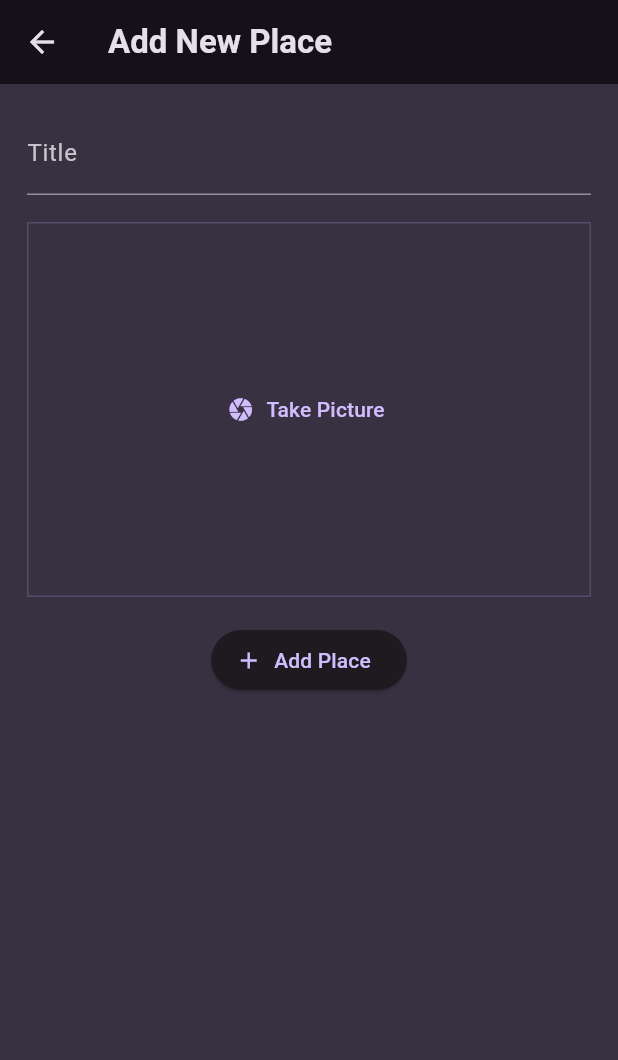
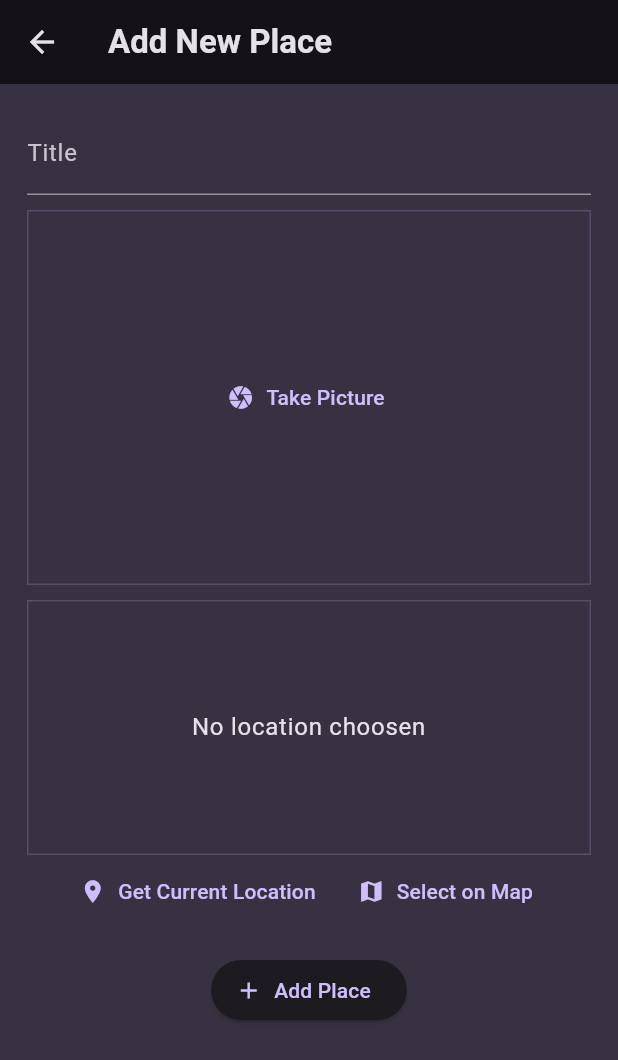
Before and after one commit to SimranNadaf/Favorite_places_app, a Flutter app: the AddPlaceScreen screen opened directly, on a phone screen of 412 x 824 dp. Shown: the top 1060 px of the screen. Run offline on Flutter 3.47's test engine with Material 3 defaults, Android fonts, the phone set to English and light mode, and no system bars; our stand-ins replace flutter_riverpod, google_fonts, google_maps_flutter, image_picker, location, sqflite; accounts and stored records are empty.

Commit message:
added static map for currect location, stroing data in mobile strorage

```diff
--- a/lib/models/place.dart
+++ b/lib/models/place.dart
@@ -1,12 +1,26 @@
 import 'package:uuid/uuid.dart';
+import 'dart:io';
 
 const uuid = Uuid();
 
-class Place{
+class PlaceLocation {
+  const PlaceLocation({
+    required this.latitude,
+    required this.longitude,
+    required this.address,
+  });
 
-Place({required this.title}) : id = uuid.v4();
+  final double latitude;
+  final double longitude;
+  final String address;
+}
 
-final String id;
-final String title;
+class Place {
+  Place({required this.title, required this.image, required this.location, String? id})
+      : id = id ?? uuid.v4();
 
+  final String id;
+  final String title;
+  final File image;
+  final PlaceLocation location;
 }
--- a/lib/screens/add_place.dart
+++ b/lib/screens/add_place.dart
@@ -1,7 +1,10 @@
+import 'package:favorite_places/models/place.dart';
 import 'package:favorite_places/widgets/image_input.dart';
+import 'package:favorite_places/widgets/location_input.dart';
 import 'package:flutter/material.dart';
 import 'package:flutter_riverpod/flutter_riverpod.dart';
 import 'package:favorite_places/providers/user_places.dart';
+import 'dart:io';
 
 class AddPlaceScreen extends ConsumerStatefulWidget {
   const AddPlaceScreen({super.key});
@@ -13,13 +16,15 @@
 
 class _AddPlaceScreenState extends ConsumerState<AddPlaceScreen> {
   final _titleController = TextEditingController();
+  PlaceLocation? _selectedLocation;
+  File? _selectedImage;
 
   void _savePlace() {
     final enteredTitle = _titleController.text;
-    if (enteredTitle.isEmpty) {
+    if (enteredTitle.isEmpty || _selectedImage == null || _selectedLocation == null) {
       return;
     }
-    ref.read(userPlacesProvider.notifier).addPlace(enteredTitle);
+    ref.read(userPlacesProvider.notifier).addPlace(enteredTitle, _selectedImage!, _selectedLocation!);
     Navigator.of(context).pop();
   }
 
@@ -47,9 +52,17 @@
               ),
             ),
             const SizedBox(
-              height: 18,
+              height: 10,
             ),
-            const ImageInput(),
+            ImageInput(onSelectedImage: (selectedImage) {
+              _selectedImage = selectedImage;
+            },),
+            const SizedBox(
+              height: 10,
+            ),
+            LocationInput(onSelectedLocation: (location) {
+              _selectedLocation = location;
+            },),
             const SizedBox(
               height: 18,
             ),
--- a/lib/widgets/image_input.dart
+++ b/lib/widgets/image_input.dart
@@ -1,7 +1,11 @@
 import 'package:flutter/material.dart';
+import 'dart:io';
+import 'package:image_picker/image_picker.dart';
 
 class ImageInput extends StatefulWidget {
-  const ImageInput({super.key});
+  const ImageInput({super.key, required this.onSelectedImage});
+
+  final void Function(File image) onSelectedImage;
 
   @override
   State<ImageInput> createState() {
@@ -10,26 +14,50 @@
 }
 
 class _ImageInputState extends State<ImageInput> {
-
-  void _takePicture(){
-
+  File? _selectedImage;
+  void _takePicture() async {
+    final imagePicker = ImagePicker();
+    final pickedImage = await imagePicker.pickImage(source: ImageSource.camera);
+    if (pickedImage == null) {
+      return;
+    }
+    setState(() {
+    _selectedImage = File(pickedImage.path);
+    });
+    widget.onSelectedImage(_selectedImage!);
   }
 
   @override
   Widget build(BuildContext context) {
+    Widget content = TextButton.icon(
+      onPressed: _takePicture,
+      icon: const Icon(Icons.camera),
+      label: const Text("Take Picture"),
+    );
+
+    if (_selectedImage != null) {
+      content = GestureDetector(
+        onTap: _takePicture,
+        child: Image.file(
+          _selectedImage!,
+          fit: BoxFit.cover,
+          height: double.infinity,
+          width: double.infinity,
+        ),
+      );
+    }
+
     return Container(
       decoration: BoxDecoration(
-        border:
-            Border.all(width: 1, color: Theme.of(context).colorScheme.primary.withOpacity(0.2),),
+        border: Border.all(
+          width: 1,
+          color: Theme.of(context).colorScheme.primary.withOpacity(0.2),
+        ),
       ),
       height: 250,
       width: double.infinity,
       alignment: Alignment.center,
-      child: TextButton.icon(
-        onPressed: _takePicture,
-        icon: const Icon(Icons.camera),
-        label: const Text("Take Picture"),
-      ),
+      child: content,
     );
   }
 }
--- /dev/null
+++ b/lib/widgets/location_input.dart
@@ -0,0 +1,159 @@
+import 'dart:convert';
+
+import 'package:favorite_places/models/place.dart';
+import 'package:favorite_places/screens/map.dart';
+import 'package:flutter/material.dart';
+import 'package:google_maps_flutter/google_maps_flutter.dart';
+import 'package:location/location.dart';
+import 'package:http/http.dart' as http;
+
+class LocationInput extends StatefulWidget {
+  const LocationInput({super.key, required this.onSelectedLocation});
+
+  final Function(PlaceLocation location) onSelectedLocation;
+
+  @override
+  State<LocationInput> createState() {
+    return _LocationInputState();
+  }
+}
+
+class _LocationInputState extends State<LocationInput> {
+  PlaceLocation? _pickedLocation;
+  var _isGettingLocation = false;
+
+  String get LocationImage {
+    if (_pickedLocation == null) {
+      return '';
+    }
+    final lat = _pickedLocation!.latitude;
+    final lng = _pickedLocation!.longitude;
+    return 'https://maps.googleapis.com/maps/api/staticmap?center=$lat,$lng=&zoom=16&size=600x300&maptype=roadmap&markers=color:red%7ClabelA:S%7C$lat,$lng&key=AIzaSyB41DRUbKWJHPxaFjMAwdrzWzbVKartNGg';
+  }
+
+  void _saveLocation(latitude, longitude) async {
+     setState(() {
+      _pickedLocation =
+          PlaceLocation(latitude: latitude, longitude: longitude, address: "");
+      _isGettingLocation = false;
+    });
+
+    widget.onSelectedLocation(_pickedLocation!);
+
+    final url = Uri.parse(
+        'https://maps.googleapis.com/maps/api/geocode/json?latlng=$latitude,$longitude&key=AIzaSyB41DRUbKWJHPxaFjMAwdrzWzbVKartNGg');
+    final response = await http.get(url);
+    final resData = json.decode(response.body);
+    final address = resData["results"][0]["formatted_address"];
+    print(address);
+
+    // setState(() {
+    //   _pickedLocation =
+    //       PlaceLocation(latitude: lat, longitude: lng, address: address);
+    //   _isGettingLocation = false;
+    // });
+  }
+
+  void _getCurrentLocation() async {
+    Location location = Location();
+
+    bool serviceEnabled;
+    PermissionStatus permissionGranted;
+    LocationData locationData;
+
+    serviceEnabled = await location.serviceEnabled();
+    if (!serviceEnabled) {
+      serviceEnabled = await location.requestService();
+      if (!serviceEnabled) {
+        return;
+      }
+    }
+
+    permissionGranted = await location.hasPermission();
+    if (permissionGranted == PermissionStatus.denied) {
+      permissionGranted = await location.requestPermission();
+      if (permissionGranted != PermissionStatus.granted) {
+        return;
+      }
+    }
+
+    setState(() {
+      _isGettingLocation = true;
+    });
+
+    locationData = await location.getLocation();
+
+    final lat = locationData.latitude;
+    final lng = locationData.longitude;
+
+    if (lat == null || lng == null) {
+      return;
+    }
+
+    _saveLocation(lat, lng);
+
+  }
+
+  void _selectedOnMap() async{
+    final pickedLocation = await Navigator.of(context).push<LatLng>(MaterialPageRoute(builder: (ctx) => MapScreen()));
+    if(pickedLocation == null){
+      return;
+    }
+    _saveLocation(pickedLocation.latitude, pickedLocation.longitude);
+  }
+
+  @override
+  Widget build(BuildContext context) {
+    Widget previewContainer = Text(
+      "No location choosen",
+      textAlign: TextAlign.center,
+      style: Theme.of(context).textTheme.bodyLarge!.copyWith(
+            color: Theme.of(context).colorScheme.onBackground,
+          ),
+    );
+
+    if (_pickedLocation != null) {
+      previewContainer = Image.network(
+        LocationImage,
+        fit: BoxFit.cover,
+        height: double.infinity,
+        width: double.infinity,
+      );
+    }
+
+    if (_isGettingLocation) {
+      previewContainer = const CircularProgressIndicator();
+    }
+    return Column(
+      children: [
+        Container(
+          height: 170,
+          width: double.infinity,
+          alignment: Alignment.center,
+          decoration: BoxDecoration(
+            border: Border.all(
+              width: 1,
+              color: Theme.of(context).colorScheme.primary.withOpacity(0.2),
+            ),
+          ),
+          child: previewContainer,
+        ),
+        Row(
+          mainAxisAlignment: MainAxisAlignment.center,
+          children: [
+            TextButton.icon(
+              onPressed: _getCurrentLocation,
+              label: const Text("Get Current Location"),
+              icon: const Icon(Icons.location_on),
+            ),
+            TextButton.icon(
+              onPressed: _selectedOnMap,
+              label: const Text("Select on Map"),
+              icon: const Icon(Icons.map),
+            ),
+          ],
+        )
+      ],
+    );
+  }
+}
--- a/pubspec.yaml
+++ b/pubspec.yaml
@@ -39,6 +39,12 @@
   uuid: ^4.4.2
   flutter_riverpod: ^2.5.1
   image_picker: ^1.1.2
+  location: ^7.0.0
+  http: ^1.2.2
+  google_maps_flutter: ^2.9.0
+  path_provider: ^2.1.4
+  path: ^1.9.0
+  sqflite: ^2.3.3+1
 
 dev_dependencies:
   flutter_test:
```
Also changed, not shown: lib/providers/user_places.dart (+55 -4 lines), lib/screens/map.dart (added, +60 -0 lines), lib/screens/place_detail.dart (+62 -7 lines), lib/screens/places.dart (+24 -3 lines), lib/widgets/places_list.dart (+10 -0 lines), lib/main.dart (line endings or trailing spaces), pubspec.lock, 5 other files.
